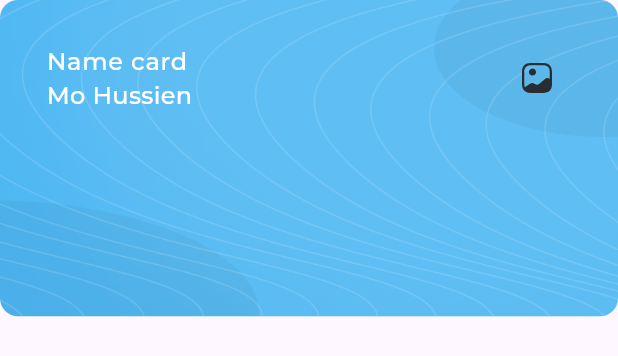
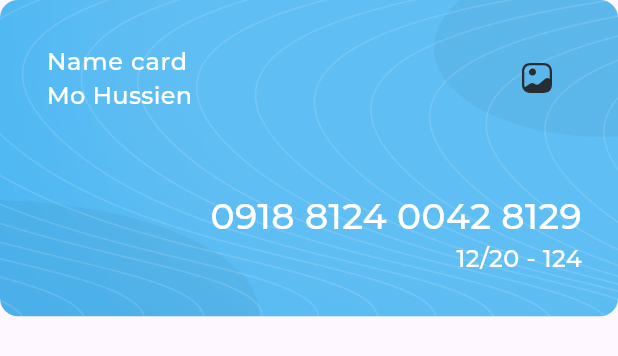
Before and after one commit to Mohamed-Husien/responsive_dash_board, a Flutter app: the MyCard widget shown alone on an empty page, opened directly, on a phone screen of 412 x 824 dp. Shown: the top 356 px of the screen. Run offline on Flutter 3.47's test engine with Material 3 defaults, Android fonts, the phone set to English and light mode, and no system bars; our stand-ins replace flutter_svg; project files that could hold a hidden picture were left out.

Commit message:
my card done

```diff
--- a/lib/widgets/dashboard_desktop_layout.dart
+++ b/lib/widgets/dashboard_desktop_layout.dart
@@ -22,6 +22,9 @@ class DashboardDesktopLayout extends StatelessWidget {
           flex: 2,
           child: AllExpensessAndQuickInvoiceSection(),
         ),
+        SizedBox(
+          width: 24,
+        ),
         Expanded(
           child: MyCard(),
         ),
--- a/lib/widgets/my_card.dart
+++ b/lib/widgets/my_card.dart
@@ -21,6 +21,7 @@ class MyCard extends StatelessWidget {
           ),
         ),
         child: Column(
+          crossAxisAlignment: CrossAxisAlignment.end,
           children: [
             ListTile(
               contentPadding:
@@ -37,6 +38,30 @@ class MyCard extends StatelessWidget {
               ),
               trailing: SvgPicture.asset(Assets.imagesGallery),
             ),
+            const Expanded(child: SizedBox()),
+            Padding(
+              padding: const EdgeInsets.only(
+                right: 24,
+                bottom: 27,
+              ),
+              child: Column(
+                crossAxisAlignment: CrossAxisAlignment.end,
+                children: [
+                  Text(
+                    "0918 8124 0042 8129",
+                    style: AppStyle.styleSemiBold24.copyWith(
+                      color: Colors.white,
+                    ),
+                  ),
+                  Text(
+                    "12/20 - 124",
+                    style: AppStyle.styleRegular16.copyWith(
+                      color: Colors.white,
+                    ),
+                  )
+                ],
+              ),
+            )
           ],
         ),
       ),
```
